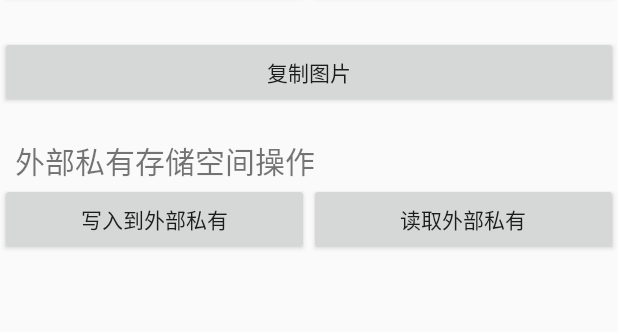
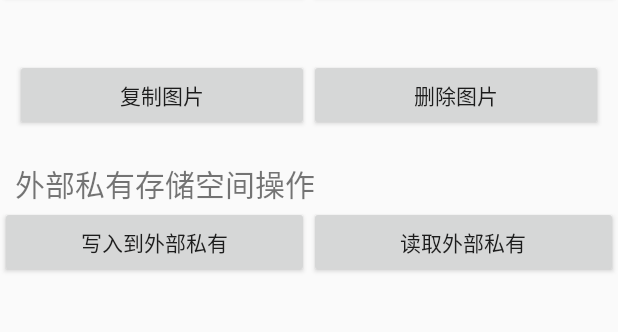
Before and after one commit to LinTeX9527/AndroidWorld, an Android app: the screen it shows after launch (MainActivity), on a phone screen of 412 x 824 dp, the part 316-648 px from its top. Run offline under Robolectric (Android 15) with nearby library versions, the phone set to English and light mode, and no system bars.

```diff
--- a/ExternalStorage/src/main/res/layout/activity_main.xml
+++ b/ExternalStorage/src/main/res/layout/activity_main.xml
@@ -47,13 +47,35 @@
 
     </LinearLayout>
 
-    <Button
-        android:id="@+id/btn_copy_photo"
+    <!--复制图片、删除图片-->
+    <LinearLayout
+        android:orientation="horizontal"
         android:layout_width="match_parent"
         android:layout_height="wrap_content"
-        android:layout_marginTop="20dp"
-        android:text="@string/copy_photo"
-        />
+        android:layout_marginTop="15dp"
+        android:layout_marginStart="10dp"
+        android:layout_marginEnd="10dp"
+        >
+
+        <Button
+            android:id="@+id/btn_copy_photo"
+            android:layout_width="0dp"
+            android:layout_weight="1"
+            android:layout_height="wrap_content"
+            android:layout_marginTop="20dp"
+            android:text="@string/copy_photo"
+            />
+
+        <Button
+            android:id="@+id/btn_delete_photo"
+            android:layout_width="0dp"
+            android:layout_weight="1"
+            android:layout_height="wrap_content"
+            android:layout_marginTop="20dp"
+            android:text="@string/delete_photo"
+            />
+    </LinearLayout>
+
 
 
     <TextView
--- a/ExternalStorage/src/main/res/values/strings.xml
+++ b/ExternalStorage/src/main/res/values/strings.xml
@@ -7,4 +7,5 @@
     <string name="operation_external_private">外部私有存储空间操作</string>
     <string name="write_external_private">写入到外部私有</string>
     <string name="read_external_private">读取外部私有</string>
+    <string name="delete_photo">删除图片</string>
 </resources>
```
Also changed, not shown: ExternalStorage/src/main/java/com/lintex9527/android/externalstorage/MainActivity.java (+19 -0 lines).
